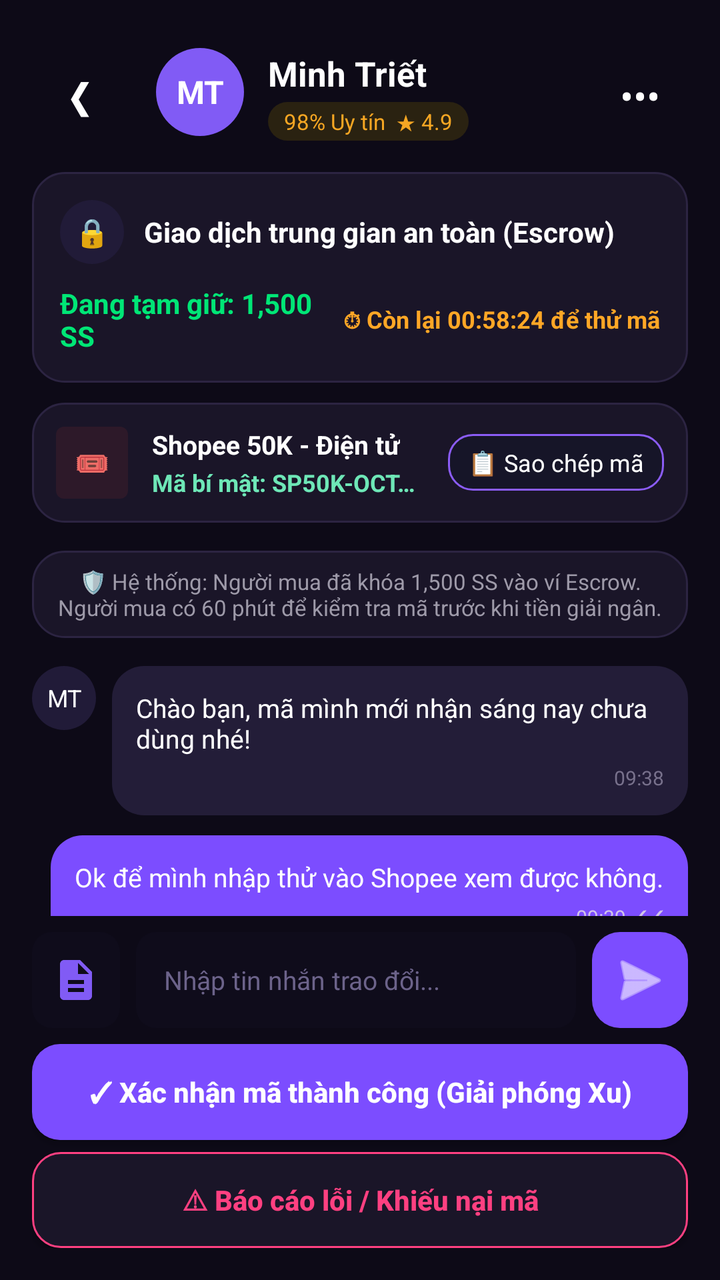
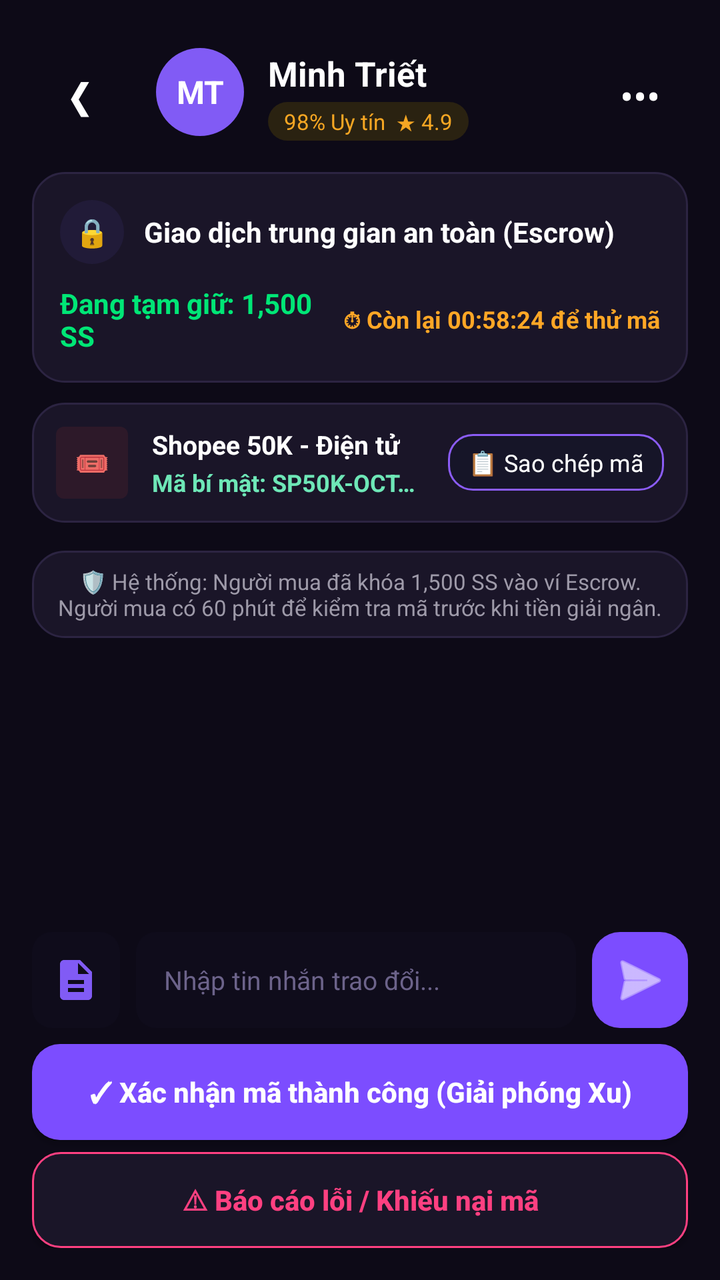

Before-and-after screenshots of an Android layout around one commit, followed by the original layout XML and the change that was made.
<!-- AndroidManifest.xml: application theme Theme.SSharing -->
<!-- res/layout/activity_escrow_chat.xml -->
<?xml version="1.0" encoding="utf-8"?>
<RelativeLayout xmlns:android="http://schemas.android.com/apk/res/android"
    xmlns:app="http://schemas.android.com/apk/res-auto"
    android:layout_width="match_parent"
    android:layout_height="match_parent"
    android:background="#0D0A17"
    android:padding="16dp">

    
    <RelativeLayout
        android:id="@+id/layoutHeader"
        android:layout_width="match_parent"
        android:layout_height="wrap_content"
        android:layout_marginTop="8dp">

        <TextView
            android:id="@+id/btnBack"
            android:layout_width="wrap_content"
            android:layout_height="wrap_content"
            android:layout_centerVertical="true"
            android:minWidth="48dp"
            android:minHeight="48dp"
            android:gravity="center"
            android:clickable="true"
            android:focusable="true"
            android:contentDescription="Quay lại"
            android:padding="4dp"
            android:text="❮"
            android:textColor="#FFFFFF"
            android:textSize="20sp" />

        <FrameLayout
            android:id="@+id/framePartnerAvatarHeader"
            android:layout_width="44dp"
            android:layout_height="44dp"
            android:layout_marginStart="14dp"
            android:layout_toEndOf="@id/btnBack">

            <TextView
                android:id="@+id/tvAvatarUser"
                android:layout_width="match_parent"
                android:layout_height="match_parent"
                android:background="@drawable/bg_circle_purple"
                android:gravity="center"
                android:text="MT"
                android:textColor="#FFFFFF"
                android:textSize="16sp"
                android:textStyle="bold" />

            <ImageView
                android:id="@+id/imgPartnerAvatarHeader"
                android:layout_width="match_parent"
                android:layout_height="match_parent"
                android:contentDescription="Ảnh đại diện đối tác"
                android:scaleType="centerCrop"
                android:visibility="gone" />
        </FrameLayout>

        <LinearLayout
            android:layout_width="wrap_content"
            android:layout_height="wrap_content"
            android:layout_centerVertical="true"
            android:layout_marginStart="12dp"
            android:layout_toEndOf="@id/framePartnerAvatarHeader"
            android:orientation="vertical">

            <TextView
                android:id="@+id/tv_partner_name"
                android:layout_width="wrap_content"
                android:layout_height="wrap_content"
                android:text="Minh Triết"
                android:textColor="#FFFFFF"
                android:textSize="17sp"
                android:textStyle="bold" />

            <TextView
                android:id="@+id/tv_partner_trust"
                android:layout_width="wrap_content"
                android:layout_height="wrap_content"
                android:layout_marginTop="3dp"
                android:background="@drawable/bg_chip_gold_dark"
                android:paddingHorizontal="8dp"
                android:paddingVertical="2dp"
                android:text="98% Uy tín  ★ 4.9"
                android:textColor="#F5A623"
                android:textSize="11sp" />
        </LinearLayout>

        <TextView
            android:id="@+id/btnMoreOptions"
            android:layout_width="wrap_content"
            android:layout_height="wrap_content"
            android:layout_alignParentEnd="true"
            android:layout_centerVertical="true"
            android:minWidth="48dp"
            android:minHeight="48dp"
            android:gravity="center"
            android:clickable="true"
            android:focusable="true"
            android:contentDescription="Tùy chọn khác"
            android:padding="4dp"
            android:text="•••"
            android:textColor="#FFFFFF"
            android:textSize="20sp" />
    </RelativeLayout>

    
    <LinearLayout
        android:id="@+id/cardEscrowStatus"
        android:layout_width="match_parent"
        android:layout_height="wrap_content"
        android:layout_below="@id/layoutHeader"
        android:layout_marginTop="14dp"
        android:background="@drawable/bg_card_dark"
        android:orientation="vertical"
        android:padding="14dp">

        <LinearLayout
            android:layout_width="match_parent"
            android:layout_height="wrap_content"
            android:gravity="center_vertical"
            android:orientation="horizontal">

            <TextView
                android:layout_width="32dp"
                android:layout_height="32dp"
                android:background="@drawable/bg_circle_dark_purple"
                android:gravity="center"
                android:text="🔒"
                android:textSize="14sp" />

            <TextView
                android:layout_width="wrap_content"
                android:layout_height="wrap_content"
                android:layout_marginStart="10dp"
                android:text="Giao dịch trung gian an toàn (Escrow)"
                android:textColor="#FFFFFF"
                android:textSize="14sp"
                android:textStyle="bold" />
        </LinearLayout>

        <LinearLayout
            android:layout_width="match_parent"
            android:layout_height="wrap_content"
            android:layout_marginTop="10dp"
            android:gravity="center_vertical"
            android:orientation="horizontal">

            <TextView
                android:id="@+id/tv_escrow_holding_amount"
                android:layout_width="0dp"
                android:layout_height="wrap_content"
                android:layout_weight="1"
                android:text="Đang tạm giữ: 1,500 SS"
                android:textColor="#00E676"
                android:textSize="14sp"
                android:textStyle="bold" />

            <TextView
                android:id="@+id/tv_escrow_countdown_timer"
                android:layout_width="wrap_content"
                android:layout_height="wrap_content"
                android:text="⏱ Còn lại 00:58:24 để thử mã"
                android:textColor="#FFA726"
                android:textSize="12sp"
                android:textStyle="bold" />
        </LinearLayout>
    </LinearLayout>

    
    <RelativeLayout
        android:id="@+id/cardVoucherInfo"
        android:layout_width="match_parent"
        android:layout_height="wrap_content"
        android:layout_below="@id/cardEscrowStatus"
        android:layout_marginTop="10dp"
        android:background="@drawable/bg_card_dark"
        android:padding="12dp">

        <TextView
            android:id="@+id/icVoucher"
            android:layout_width="36dp"
            android:layout_height="36dp"
            android:background="@drawable/bg_badge_pink"
            android:gravity="center"
            android:text="🎟" />

        <LinearLayout
            android:layout_width="match_parent"
            android:layout_height="wrap_content"
            android:layout_centerVertical="true"
            android:layout_marginStart="12dp"
            android:layout_marginEnd="8dp"
            android:layout_toStartOf="@id/btnCopyVoucherCode"
            android:layout_toEndOf="@id/icVoucher"
            android:orientation="vertical">

            <TextView
                android:id="@+id/tvVoucherTitle"
                android:layout_width="wrap_content"
                android:layout_height="wrap_content"
                android:ellipsize="end"
                android:singleLine="true"
                android:text="Shopee 50K - Điện tử"
                android:textColor="#FFFFFF"
                android:textSize="13sp"
                android:textStyle="bold" />

            <TextView
                android:id="@+id/tvSecretCodeDisplay"
                android:layout_width="wrap_content"
                android:layout_height="wrap_content"
                android:layout_marginTop="2dp"
                android:ellipsize="end"
                android:singleLine="true"
                android:text="Mã bí mật: SP50K-OCTOBER99"
                android:textColor="#6EE7B7"
                android:textSize="12sp"
                android:textStyle="bold" />
        </LinearLayout>

        <TextView
            android:id="@+id/btnCopyVoucherCode"
            android:layout_width="wrap_content"
            android:layout_height="wrap_content"
            android:layout_alignParentEnd="true"
            android:layout_centerVertical="true"
            android:background="@drawable/bg_outline_button"
            android:paddingHorizontal="10dp"
            android:paddingVertical="6dp"
            android:text="📋 Sao chép mã"
            android:textColor="#FFFFFF"
            android:textSize="12sp" />
    </RelativeLayout>

    
    <ScrollView
        android:id="@+id/scrollChatArea"
        android:layout_width="match_parent"
        android:layout_height="match_parent"
        android:layout_above="@id/layoutBottomContainer"
        android:layout_below="@id/cardVoucherInfo"
        android:layout_marginVertical="8dp"
        android:scrollbars="none">

        <LinearLayout
            android:id="@+id/containerChatMessages"
            android:layout_width="match_parent"
            android:layout_height="wrap_content"
            android:orientation="vertical">

            <TextView
                android:id="@+id/tvSystemNotice"
                android:layout_width="match_parent"
                android:layout_height="wrap_content"
                android:layout_marginVertical="6dp"
                android:background="@drawable/bg_card_dark"
                android:gravity="center"
                android:padding="8dp"
                android:text="🛡️ Hệ thống: Người mua đã khóa 1,500 SS vào ví Escrow. Người mua có 60 phút để kiểm tra mã trước khi tiền giải ngân."
                android:textColor="#9E9AA9"
                android:textSize="11sp" />

            
            <LinearLayout
                android:layout_width="wrap_content"
                android:layout_height="wrap_content"
                android:layout_marginTop="8dp"
                android:orientation="horizontal">

                <TextView
                    android:layout_width="32dp"
                    android:layout_height="32dp"
                    android:background="@drawable/bg_circle_dark_purple"
                    android:gravity="center"
                    android:text="MT"
                    android:textColor="#FFFFFF"
                    android:textSize="12sp" />

                <LinearLayout
                    android:layout_width="wrap_content"
                    android:layout_height="wrap_content"
                    android:layout_marginStart="8dp"
                    android:background="@drawable/bg_bubble_seller"
                    android:maxWidth="260dp"
                    android:orientation="vertical"
                    android:padding="12dp">

                    <TextView
                        android:layout_width="wrap_content"
                        android:layout_height="wrap_content"
                        android:text="Chào bạn, mã mình mới nhận sáng nay chưa dùng nhé!"
                        android:textColor="#FFFFFF"
                        android:textSize="13sp" />

                    <TextView
                        android:layout_width="wrap_content"
                        android:layout_height="wrap_content"
                        android:layout_gravity="end"
                        android:layout_marginTop="4dp"
                        android:text="09:38"
                        android:textColor="#78718C"
                        android:textSize="10sp" />
                </LinearLayout>
            </LinearLayout>

            
            <LinearLayout
                android:layout_width="wrap_content"
                android:layout_height="wrap_content"
                android:layout_gravity="end"
                android:layout_marginTop="10dp"
                android:background="@drawable/bg_bubble_buyer"
                android:maxWidth="260dp"
                android:orientation="vertical"
                android:padding="12dp">

                <TextView
                    android:layout_width="wrap_content"
                    android:layout_height="wrap_content"
                    android:text="Ok để mình nhập thử vào Shopee xem được không."
                    android:textColor="#FFFFFF"
                    android:textSize="13sp" />

                <TextView
                    android:layout_width="wrap_content"
                    android:layout_height="wrap_content"
                    android:layout_gravity="end"
                    android:layout_marginTop="4dp"
                    android:text="09:39 ✓✓"
                    android:textColor="#D1C4E9"
                    android:textSize="10sp" />
            </LinearLayout>
        </LinearLayout>
    </ScrollView>

    
    <LinearLayout
        android:id="@+id/layoutBottomContainer"
        android:layout_width="match_parent"
        android:layout_height="wrap_content"
        android:layout_alignParentBottom="true"
        android:orientation="vertical">

        
        <LinearLayout
            android:id="@+id/layoutChatInputBar"
            android:layout_width="match_parent"
            android:layout_height="wrap_content"
            android:layout_marginBottom="8dp"
            android:gravity="center_vertical"
            android:orientation="horizontal">

            <ImageButton
                android:id="@+id/btn_attach_image_chat"
                android:layout_width="44dp"
                android:layout_height="48dp"
                android:layout_marginEnd="8dp"
                android:background="@drawable/bg_input_field"
                android:contentDescription="Gửi ảnh"
                android:padding="12dp"
                android:src="@drawable/ic_document_file"
                app:tint="#815BF5" />

            <EditText
                android:id="@+id/et_chat_input"
                android:layout_width="0dp"
                android:layout_height="48dp"
                android:layout_weight="1"
                android:background="@drawable/bg_input_field"
                android:hint="Nhập tin nhắn trao đổi..."
                android:importantForAutofill="no"
                android:inputType="textShortMessage"
                android:paddingHorizontal="14dp"
                android:textColor="#FFFFFF"
                android:textColorHint="#6C638A"
                android:textSize="13sp" />

            <ImageButton
                android:id="@+id/btn_send_chat"
                android:layout_width="48dp"
                android:layout_height="48dp"
                android:layout_marginStart="8dp"
                android:background="@drawable/bg_btn_purple"
                android:contentDescription="Gửi tin nhắn"
                android:src="@android:drawable/ic_menu_send"
                app:tint="#FFFFFF" />
        </LinearLayout>

        
        <androidx.appcompat.widget.AppCompatButton
            android:id="@+id/btnConfirmEscrow"
            android:layout_width="match_parent"
            android:layout_height="48dp"
            android:background="@drawable/bg_btn_purple"
            android:text="✓ Xác nhận mã thành công (Giải phóng Xu)"
            android:textAllCaps="false"
            android:textColor="#FFFFFF"
            android:textSize="14sp"
            android:textStyle="bold" />

        <androidx.appcompat.widget.AppCompatButton
            android:id="@+id/btnReportEscrow"
            android:layout_width="match_parent"
            android:layout_height="48dp"
            android:layout_marginTop="6dp"
            android:background="@drawable/bg_btn_outline_pink"
            android:text="⚠ Báo cáo lỗi / Khiếu nại mã"
            android:textAllCaps="false"
            android:textColor="#FF4081"
            android:textSize="14sp"
            android:textStyle="bold" />
    </LinearLayout>
</RelativeLayout>
<!-- resources referenced by this layout -->
<resources>
  <!-- drawable bg_badge_pink (drawable) -->
  <shape xmlns:android="http://schemas.android.com/apk/res/android">
      <solid android:color="#2D1929" />
      <corners android:radius="4dp" />
  </shape>
  <!-- drawable bg_btn_outline_pink (drawable) -->
  <?xml version="1.0" encoding="utf-8"?>
  <shape xmlns:android="http://schemas.android.com/apk/res/android">
      <solid android:color="#1A1528" />
      <corners android:radius="14dp" />
      <stroke android:width="1dp" android:color="#FF4081" />
  </shape>
  <!-- drawable bg_btn_purple (drawable) -->
  <?xml version="1.0" encoding="utf-8"?>
  <shape xmlns:android="http://schemas.android.com/apk/res/android">
      <solid android:color="#7C4DFF" />
      <corners android:radius="14dp" />
  </shape>
  <!-- drawable bg_bubble_buyer (drawable) -->
  <?xml version="1.0" encoding="utf-8"?>
  <shape xmlns:android="http://schemas.android.com/apk/res/android">
      <solid android:color="#7C4DFF" />
      <corners android:radius="16dp" />
  </shape>
  <!-- drawable bg_bubble_seller (drawable) -->
  <?xml version="1.0" encoding="utf-8"?>
  <shape xmlns:android="http://schemas.android.com/apk/res/android">
      <solid android:color="#231D38" />
      <corners android:radius="16dp" />
  </shape>
  <!-- drawable bg_card_dark (drawable) -->
  <?xml version="1.0" encoding="utf-8"?>
  <shape xmlns:android="http://schemas.android.com/apk/res/android">
      <solid android:color="#1A1528" />
      <corners android:radius="16dp" />
      <stroke android:width="1dp" android:color="#2C2442" />
  </shape>
  <!-- drawable bg_chip_gold_dark (drawable) -->
  <?xml version="1.0" encoding="utf-8"?>
  <shape xmlns:android="http://schemas.android.com/apk/res/android">
      <solid android:color="#2A2211" />
      <corners android:radius="12dp" />
  </shape>
  <!-- drawable bg_circle_dark_purple (drawable) -->
  <?xml version="1.0" encoding="utf-8"?>
  <shape xmlns:android="http://schemas.android.com/apk/res/android" android:shape="oval">
      <solid android:color="#211B38" />
  </shape>
  <!-- drawable bg_circle_purple (drawable) -->
  <shape xmlns:android="http://schemas.android.com/apk/res/android" android:shape="oval">
      <solid android:color="#815BF5" />
  </shape>
  <!-- drawable bg_input_field (drawable) -->
  <?xml version="1.0" encoding="utf-8"?>
  <shape xmlns:android="http://schemas.android.com/apk/res/android">
      <solid android:color="#0F0C1B" />
      <corners android:radius="10dp" />
  </shape>
  <!-- drawable bg_outline_button (drawable) -->
  <?xml version="1.0" encoding="utf-8"?>
  <shape xmlns:android="http://schemas.android.com/apk/res/android">
      <solid android:color="#161528" />
      <stroke android:width="1dp" android:color="@color/purple_primary" />
      <corners android:radius="12dp" />
  </shape>
  <!-- drawable ic_document_file (drawable) -->
  <?xml version="1.0" encoding="utf-8"?>
  <vector xmlns:android="http://schemas.android.com/apk/res/android"
      android:width="24dp" android:height="24dp" android:viewportWidth="24" android:viewportHeight="24">
      <path android:fillColor="#FFFFFFFF" android:pathData="M14,2H6c-1.1,0 -1.99,0.9 -1.99,2L4,20c0,1.1 0.89,2 1.99,2H18c1.1,0 2,-0.9 2,-2V8l-6,-6zm2,16H8v-2h8v2zm0,-4H8v-2h8v2zm-3,-5V3.5L18.5,9H13z"/>
  </vector>
  <style name="Theme.SSharing" parent="Base.Theme.SSharing" />
  <color name="purple_primary">#8B5CF6</color>
  <style name="Base.Theme.SSharing" parent="Theme.Material3.DayNight.NoActionBar">
          
          
      </style>
</resources>

<!-- the commit's change to res/layout/activity_escrow_chat.xml (unified diff, before → after) -->
@@ -260,77 +260,6 @@
                 android:text="🛡️ Hệ thống: Người mua đã khóa 1,500 SS vào ví Escrow. Người mua có 60 phút để kiểm tra mã trước khi tiền giải ngân."
                 android:textColor="#9E9AA9"
                 android:textSize="11sp" />
-
-            
-            <LinearLayout
-                android:layout_width="wrap_content"
-                android:layout_height="wrap_content"
-                android:layout_marginTop="8dp"
-                android:orientation="horizontal">
-
-                <TextView
-                    android:layout_width="32dp"
-                    android:layout_height="32dp"
-                    android:background="@drawable/bg_circle_dark_purple"
-                    android:gravity="center"
-                    android:text="MT"
-                    android:textColor="#FFFFFF"
-                    android:textSize="12sp" />
-
-                <LinearLayout
-                    android:layout_width="wrap_content"
-                    android:layout_height="wrap_content"
-                    android:layout_marginStart="8dp"
-                    android:background="@drawable/bg_bubble_seller"
-                    android:maxWidth="260dp"
-                    android:orientation="vertical"
-                    android:padding="12dp">
-
-                    <TextView
-                        android:layout_width="wrap_content"
-                        android:layout_height="wrap_content"
-                        android:text="Chào bạn, mã mình mới nhận sáng nay chưa dùng nhé!"
-                        android:textColor="#FFFFFF"
-                        android:textSize="13sp" />
-
-                    <TextView
-                        android:layout_width="wrap_content"
-                        android:layout_height="wrap_content"
-                        android:layout_gravity="end"
-                        android:layout_marginTop="4dp"
-                        android:text="09:38"
-                        android:textColor="#78718C"
-                        android:textSize="10sp" />
-                </LinearLayout>
-            </LinearLayout>
-
-            
-            <LinearLayout
-                android:layout_width="wrap_content"
-                android:layout_height="wrap_content"
-                android:layout_gravity="end"
-                android:layout_marginTop="10dp"
-                android:background="@drawable/bg_bubble_buyer"
-                android:maxWidth="260dp"
-                android:orientation="vertical"
-                android:padding="12dp">
-
-                <TextView
-                    android:layout_width="wrap_content"
-                    android:layout_height="wrap_content"
-                    android:text="Ok để mình nhập thử vào Shopee xem được không."
-                    android:textColor="#FFFFFF"
-                    android:textSize="13sp" />
-
-                <TextView
-                    android:layout_width="wrap_content"
-                    android:layout_height="wrap_content"
-                    android:layout_gravity="end"
-                    android:layout_marginTop="4dp"
-                    android:text="09:39 ✓✓"
-                    android:textColor="#D1C4E9"
-                    android:textSize="10sp" />
-            </LinearLayout>
         </LinearLayout>
     </ScrollView>
 
<!-- resource entries referenced after the edit -->
@@ -17,18 +17,6 @@
   <shape xmlns:android="http://schemas.android.com/apk/res/android">
       <solid android:color="#7C4DFF" />
       <corners android:radius="14dp" />
-  </shape>
-  <!-- drawable bg_bubble_buyer (drawable) -->
-  <?xml version="1.0" encoding="utf-8"?>
-  <shape xmlns:android="http://schemas.android.com/apk/res/android">
-      <solid android:color="#7C4DFF" />
-      <corners android:radius="16dp" />
-  </shape>
-  <!-- drawable bg_bubble_seller (drawable) -->
-  <?xml version="1.0" encoding="utf-8"?>
-  <shape xmlns:android="http://schemas.android.com/apk/res/android">
-      <solid android:color="#231D38" />
-      <corners android:radius="16dp" />
   </shape>
   <!-- drawable bg_card_dark (drawable) -->
   <?xml version="1.0" encoding="utf-8"?>
